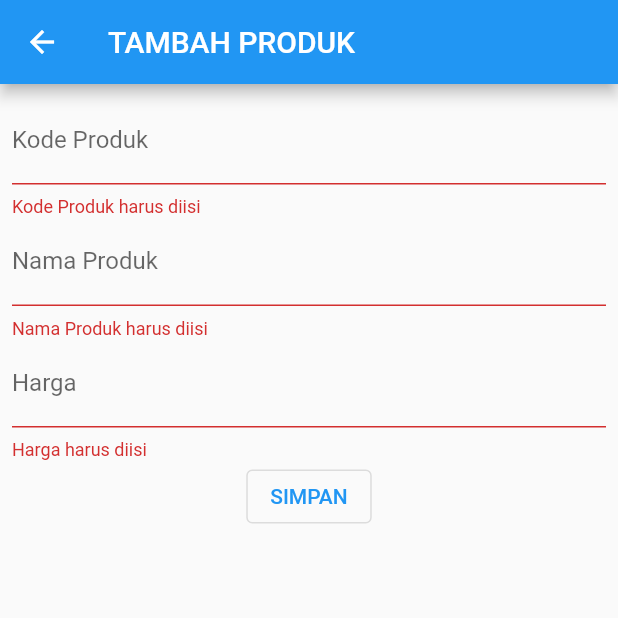
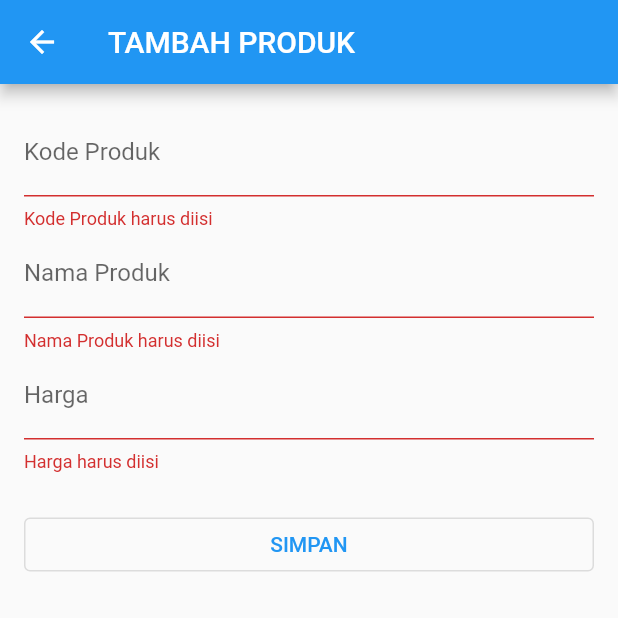
Before and after one commit to IanJullian/H1D024039-Praktikum-Mobile-Flutter, a Flutter app: the ProdukForm screen opened directly, after a tap on "SIMPAN", on a phone screen of 412 x 824 dp, the top half of it. Run offline on Flutter 3.47's test engine with Material 3 defaults, Android fonts, the phone set to English and light mode, and no system bars; our stand-ins replace shared_preferences; accounts and stored records are empty.

Commit message:
modul5: integrasi form tambah dan ubah produk

```diff
--- a/tokokita/lib/ui/produk_form.dart
+++ b/tokokita/lib/ui/produk_form.dart
@@ -1,5 +1,7 @@
 import 'package:flutter/material.dart';
+import 'package:tokokita/bloc/produk_bloc.dart';
 import 'package:tokokita/model/produk.dart';
+import 'package:tokokita/widget/warning_dialog.dart';
 
 class ProdukForm extends StatefulWidget {
   final Produk? produk;
@@ -13,31 +15,27 @@ class ProdukForm extends StatefulWidget {
 class _ProdukFormState extends State<ProdukForm> {
   final _formKey = GlobalKey<FormState>();
 
-  String judul = "TAMBAH PRODUK";
-  String tombolSubmit = "SIMPAN";
+  bool _isLoading = false;
 
   final _kodeProdukTextboxController = TextEditingController();
   final _namaProdukTextboxController = TextEditingController();
   final _hargaProdukTextboxController = TextEditingController();
 
+  bool get isUpdate => widget.produk != null;
+
+  String get judul => isUpdate ? 'UBAH PRODUK' : 'TAMBAH PRODUK';
+
+  String get tombolSubmit => isUpdate ? 'UBAH' : 'SIMPAN';
+
   @override
   void initState() {
     super.initState();
-    isUpdate();
-  }
 
-  // Memeriksa apakah form digunakan untuk menambah atau mengubah produk
-  void isUpdate() {
-    if (widget.produk != null) {
-      judul = "UBAH PRODUK";
-      tombolSubmit = "UBAH";
-
+    if (isUpdate) {
       _kodeProdukTextboxController.text = widget.produk!.kodeProduk ?? '';
-
       _namaProdukTextboxController.text = widget.produk!.namaProduk ?? '';
-
-      _hargaProdukTextboxController.text =
-          widget.produk!.hargaProduk?.toString() ?? '';
+      _hargaProdukTextboxController.text = widget.produk!.hargaProduk
+          .toString();
     }
   }
 
@@ -55,7 +53,7 @@ class _ProdukFormState extends State<ProdukForm> {
       appBar: AppBar(title: Text(judul)),
       body: SingleChildScrollView(
         child: Padding(
-          padding: const EdgeInsets.all(8.0),
+          padding: const EdgeInsets.all(16.0),
           child: Form(
             key: _formKey,
             child: Column(
@@ -63,6 +61,7 @@ class _ProdukFormState extends State<ProdukForm> {
                 _kodeProdukTextField(),
                 _namaProdukTextField(),
                 _hargaProdukTextField(),
+                const SizedBox(height: 24),
                 _buttonSubmit(),
               ],
             ),
@@ -72,49 +71,51 @@ class _ProdukFormState extends State<ProdukForm> {
     );
   }
 
-  // Membuat Textbox Kode Produk
+  // Textbox kode produk.
   Widget _kodeProdukTextField() {
     return TextFormField(
-      decoration: const InputDecoration(labelText: "Kode Produk"),
+      decoration: const InputDecoration(labelText: 'Kode Produk'),
       keyboardType: TextInputType.text,
       controller: _kodeProdukTextboxController,
       validator: (value) {
-        if (value == null || value.isEmpty) {
-          return "Kode Produk harus diisi";
+        if (value == null || value.trim().isEmpty) {
+          return 'Kode Produk harus diisi';
         }
         return null;
       },
     );
   }
 
-  // Membuat Textbox Nama Produk
+  // Textbox nama produk.
   Widget _namaProdukTextField() {
     return TextFormField(
-      decoration: const InputDecoration(labelText: "Nama Produk"),
+      decoration: const InputDecoration(labelText: 'Nama Produk'),
       keyboardType: TextInputType.text,
       controller: _namaProdukTextboxController,
       validator: (value) {
-        if (value == null || value.isEmpty) {
-          return "Nama Produk harus diisi";
+        if (value == null || value.trim().isEmpty) {
+          return 'Nama Produk harus diisi';
         }
         return null;
       },
     );
   }
 
-  // Membuat Textbox Harga Produk
+  // Textbox harga produk.
   Widget _hargaProdukTextField() {
     return TextFormField(
-      decoration: const InputDecoration(labelText: "Harga"),
+      decoration: const InputDecoration(labelText: 'Harga'),
       keyboardType: TextInputType.number,
       controller: _hargaProdukTextboxController,
       validator: (value) {
-        if (value == null || value.isEmpty) {
-          return "Harga harus diisi";
+        if (value == null || value.trim().isEmpty) {
+          return 'Harga harus diisi';
         }
 
-        if (int.tryParse(value) == null) {
-          return "Harga harus berupa angka";
+        final harga = int.tryParse(value);
+
+        if (harga == null || harga <= 0) {
+          return 'Harga harus berupa angka lebih dari 0';
         }
 
         return null;
@@ -122,13 +123,78 @@ class _ProdukFormState extends State<ProdukForm> {
     );
   }
 
-  // Membuat Tombol Simpan/Ubah
+  // Tombol simpan atau ubah.
   Widget _buttonSubmit() {
-    return OutlinedButton(
-      child: Text(tombolSubmit),
-      onPressed: () {
-        _formKey.currentState!.validate();
-      },
+    return SizedBox(
+      width: double.infinity,
+      child: OutlinedButton(
+        onPressed: _isLoading
+            ? null
+            : () {
+                if (_formKey.currentState!.validate()) {
+                  _submit();
+                }
+              },
+        child: _isLoading
+            ? const SizedBox(
+                width: 20,
+                height: 20,
+                child: CircularProgressIndicator(strokeWidth: 2),
+              )
+            : Text(tombolSubmit),
+      ),
     );
   }
+
+  // Mengirim data produk ke REST API.
+  Future<void> _submit() async {
+    FocusScope.of(context).unfocus();
+
+    setState(() {
+      _isLoading = true;
+    });
+
+    try {
+      final produk = Produk(id: widget.produk?.id);
+
+      produk.kodeProduk = _kodeProdukTextboxController.text.trim();
+      produk.namaProduk = _namaProdukTextboxController.text.trim();
+      produk.hargaProduk = int.parse(_hargaProdukTextboxController.text.trim());
+
+      final bool berhasil;
+
+      if (isUpdate) {
+        berhasil = await ProdukBloc.updateProduk(produk: produk);
+      } else {
+        berhasil = await ProdukBloc.addProduk(produk: produk);
+      }
+
+      if (!berhasil) {
+        throw Exception('Permintaan produk gagal');
+      }
+
+      if (!mounted) return;
+
+      Navigator.of(context).pop(true);
+    } catch (error) {
+      debugPrint('Gagal menyimpan produk: $error');
+
+      if (!mounted) return;
+
+      await showDialog<void>(
+        context: context,
+        builder: (dialogContext) => WarningDialog(
+          description: isUpdate
+              ? 'Permintaan ubah data gagal, silahkan coba lagi.'
+              : 'Simpan produk gagal, silahkan coba lagi.',
+        ),
+      );
+    } finally {
+      if (mounted) {
+        setState(() {
+          _isLoading = false;
+        });
+      }
+    }
+  }
 }
```
